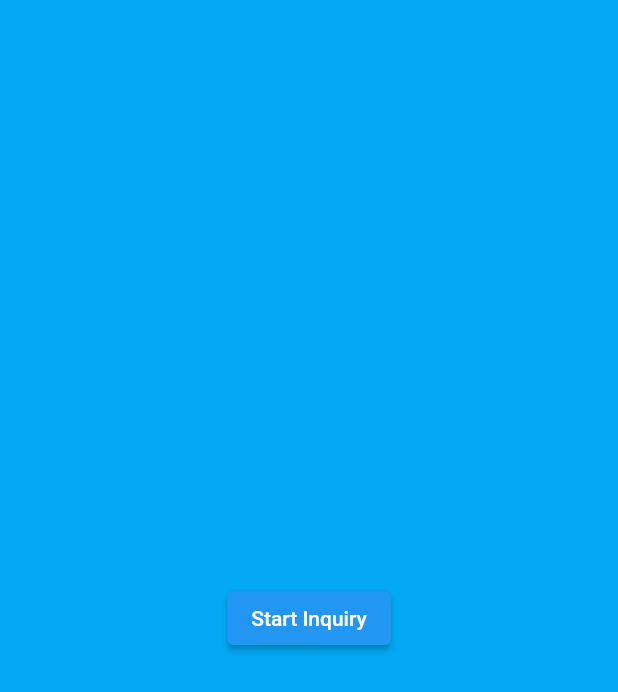
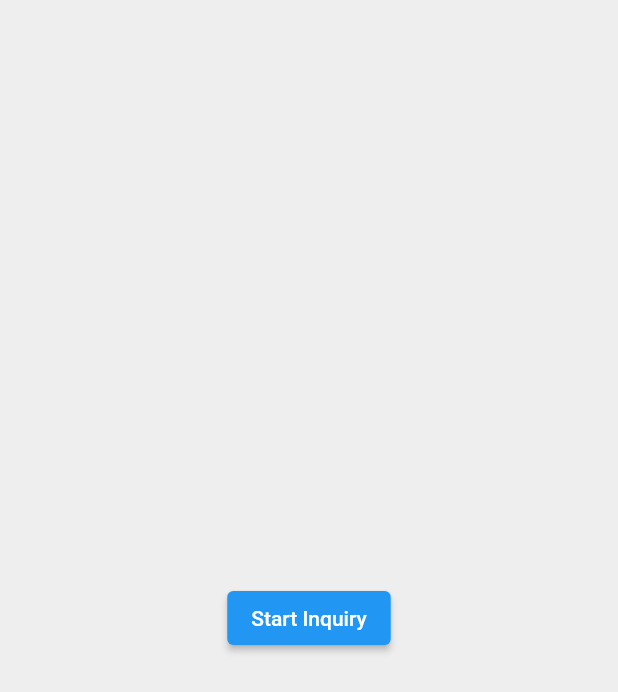
Before and after one commit to jorgefspereira/persona_flutter, a Flutter app: the screen it shows after launch, on a phone screen of 412 x 824 dp. Shown: the top 692 px of the screen. Run offline on Flutter 3.47's test engine with Material 2 defaults, Android fonts, the phone set to English and light mode, and no system bars.

Commit message:
small change to example

```diff
--- a/example/lib/main.dart
+++ b/example/lib/main.dart
@@ -75,7 +75,7 @@ class _MyAppState extends State<MyApp> {
     return MaterialApp(
       home: Scaffold(
         body: Container(
-          color: Colors.lightBlue,
+          color: Colors.grey[200],
           child: Center(
             child: ElevatedButton(
               onPressed: () {
```
